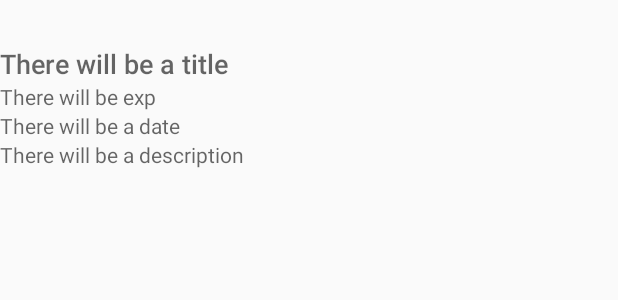
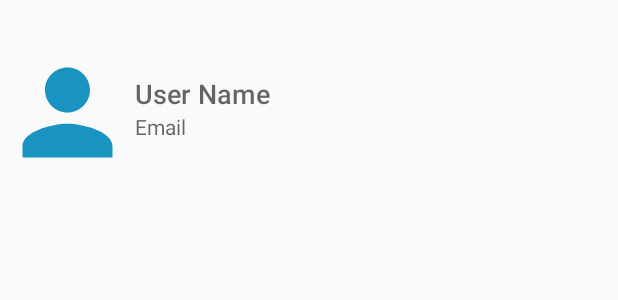
Before and after one commit to GawthamW97/VisitingCard, an Android app: the layout row_item.xml on its own in the app's theme, with its tools: preview values and no code run, on a phone screen of 412 x 824 dp. Shown: the top 300 px of the screen. Run offline under Robolectric (Android 15) with nearby library versions, the phone set to English and light mode, and no system bars.

Commit message:
Authenticate User

```diff
--- a/app/src/main/AndroidManifest.xml
+++ b/app/src/main/AndroidManifest.xml
@@ -4,7 +4,7 @@
     package="com.ilm.visitingcard_v11">
 
     <uses-permission android:name="android.permission.INTERNET" />
-    <uses-permission android:name="android.permission.READ_EXTERNAL_STORAGE"/>
+    <uses-permission android:name="android.permission.READ_EXTERNAL_STORAGE" />
 
     <application
         android:allowBackup="true"
@@ -14,6 +14,7 @@
         android:supportsRtl="true"
         android:theme="@style/AppTheme"
         tools:ignore="GoogleAppIndexingWarning">
+        <activity android:name=".RegisterActivity"></activity>
         <activity android:name=".LoginActivity">
             <intent-filter>
                 <action android:name="android.intent.action.MAIN" />
@@ -22,7 +23,8 @@
             </intent-filter>
         </activity>
         <activity android:name=".ItemsPreviewActivity" />
-        <activity android:name=".MainActivity"></activity>
+        <activity android:name=".MainActivity">
+        </activity>
     </application>
 
 </manifest>
--- a/app/src/main/java/com/ilm/visitingcard_v11/ItemsPreviewActivity.java
+++ b/app/src/main/java/com/ilm/visitingcard_v11/ItemsPreviewActivity.java
@@ -26,8 +26,8 @@ public class ItemsPreviewActivity extends AppCompatActivity {
         Intent intent = getIntent();
         if(intent.getExtras() != null){
             itemsModel = (ItemsModel) intent.getSerializableExtra("items");
-//            imageView.setImageResource(parseInt(itemsModel.getLast()));
-            textView.setText(Objects.requireNonNull(itemsModel).getFirst());
+//            imageView.setImageResource(parseInt(itemsModel.getlName()));
+            textView.setText(Objects.requireNonNull(itemsModel).getfName());
         }
 
     }
--- a/app/src/main/java/com/ilm/visitingcard_v11/LoginActivity.java
+++ b/app/src/main/java/com/ilm/visitingcard_v11/LoginActivity.java
@@ -39,7 +39,7 @@ public class LoginActivity extends AppCompatActivity {
         loginProgress = findViewById(R.id.login_progress);
         mAuth = FirebaseAuth.getInstance();
         MainActivity = new Intent(this, com.ilm.visitingcard_v11.MainActivity.class);
-        RegisterActivity = new Intent(this, com.ilm.visitingcard_v11.MainActivity.class);
+        RegisterActivity = new Intent(this, com.ilm.visitingcard_v11.RegisterActivity.class);
 
         loginProgress.setVisibility(View.INVISIBLE);
         btnLogin.setOnClickListener(new View.OnClickListener() {
--- a/app/src/main/res/layout/activity_main.xml
+++ b/app/src/main/res/layout/activity_main.xml
@@ -10,7 +10,6 @@
         android:id="@+id/missionHeader"
         android:layout_width="match_parent"
         android:layout_height="wrap_content"
-        android:hint="Edit/Create mission"
         android:gravity="center"
         android:textStyle="bold"
         android:textColor="@android:color/black"
--- a/app/src/main/res/layout/row_item.xml
+++ b/app/src/main/res/layout/row_item.xml
@@ -11,42 +11,42 @@
     app:cardElevation="3dp"
     app:contentPadding="5dp"
     app:cardUseCompatPadding="true">
+    <LinearLayout
+        android:layout_width="match_parent"
+        android:layout_height="wrap_content"
+        android:orientation="horizontal">
 
+        <ImageView
+            android:layout_width="90dp"
+            android:layout_height="90dp"
+            app:srcCompat="@drawable/ic_person_black_24dp"
+            android:id="@+id/user_image"/>
+        <LinearLayout
+            android:layout_marginTop="20dp"
+            android:layout_width="match_parent"
+            android:layout_height="wrap_content"
+            android:orientation="vertical">
             <TextView
-        android:id="@+id/mission_title"
+                android:id="@+id/user_name"
                 android:layout_width="match_parent"
                 android:layout_height="wrap_content"
                 android:fontFamily="sans-serif-medium"
                 android:textAppearance="?android:textAppearanceMedium"
                 android:textColor="#000000"
-        android:hint="There will be a title"/>
+                android:hint="User Name"/>
 
             <TextView
-        android:id="@+id/mission_exp"
+                android:id="@+id/user_mail"
                 android:layout_width="match_parent"
                 android:layout_height="wrap_content"
                 android:fontFamily="sans-serif"
                 android:textAppearance="?android:textAppearance"
                 android:textColor="#000000"
-        android:hint="There will be exp"/>
+                android:hint="Email"/>
 
-    <TextView
-        android:id="@+id/mission_date"
-        android:layout_width="match_parent"
-        android:layout_height="wrap_content"
-        android:fontFamily="sans-serif"
-        android:textAppearance="?android:textAppearance"
-        android:textColor="#000000"
-        android:hint="There will be a date"/>
+        </LinearLayout>
+    </LinearLayout>
 
-    <TextView
-        android:id="@+id/mission_description"
-        android:layout_width="match_parent"
-        android:layout_height="wrap_content"
-        android:fontFamily="sans-serif"
-        android:textAppearance="?android:textAppearance"
-        android:textColor="#000000"
-        android:hint="There will be a description"/>
 
 <!--    <LinearLayout-->
 <!--        android:layout_width="match_parent"-->
```
Also changed, not shown: app/src/main/java/com/ilm/visitingcard_v11/CustomAdapter.java (+11 -10 lines), app/src/main/java/com/ilm/visitingcard_v11/ItemsModel.java (+34 -12 lines), app/src/main/java/com/ilm/visitingcard_v11/MainActivity.java (+15 -7 lines), app/src/main/res/layout/activity_register.xml (deleted, +0 -138 lines). Lines whose indentation alone changed are shown as unchanged.
